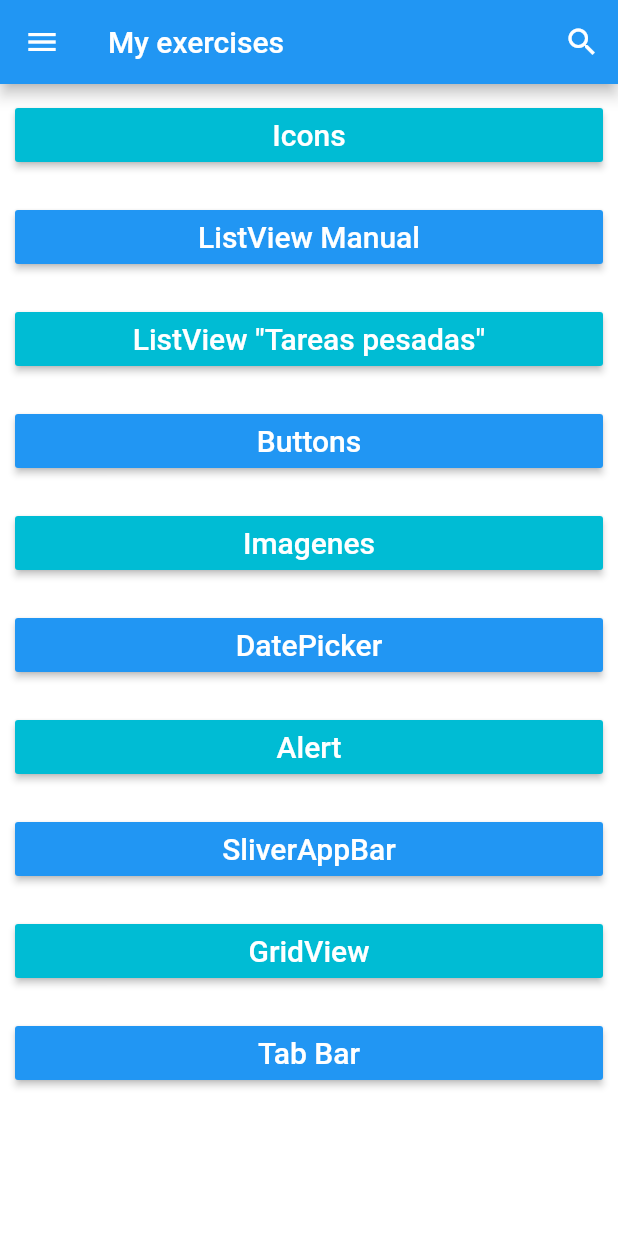
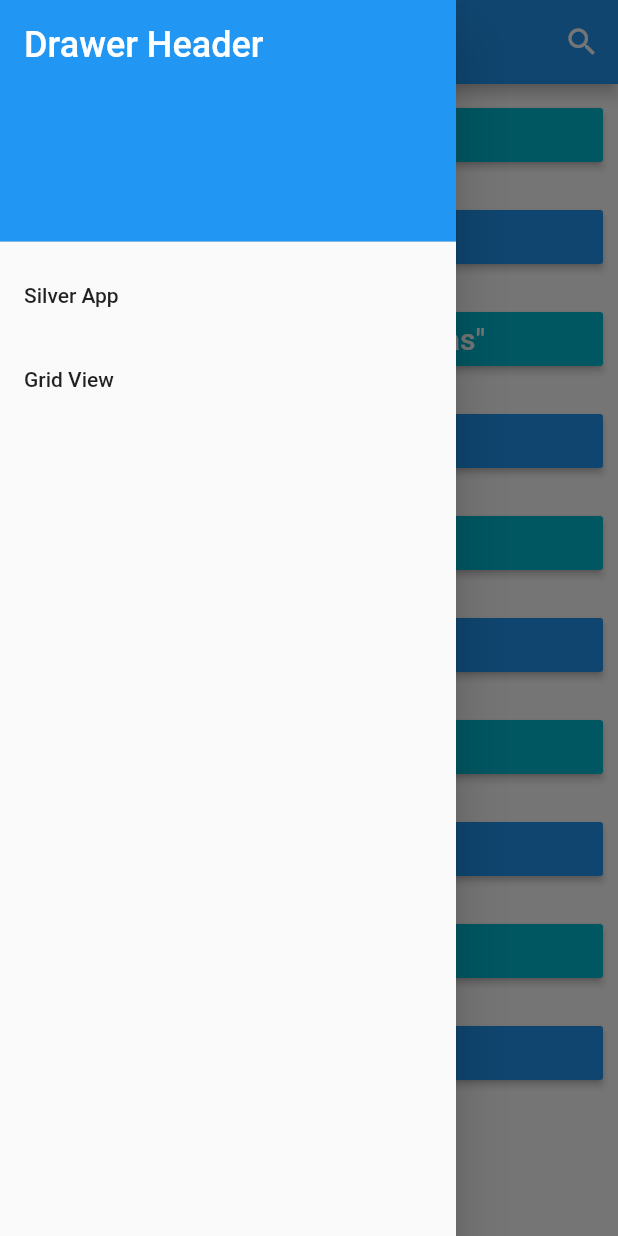
Before and after one commit to antonio-olvera-dev/flutterexercise, a Flutter app: the screen it shows after launch, after a tap on the "menu" icon, on a phone screen of 412 x 824 dp. Run offline on Flutter 3.47's test engine with Material 2 defaults, Android fonts, the phone set to English and light mode, and no system bars.

Commit message:
*Drawer*

```diff
--- a/lib/main.dart
+++ b/lib/main.dart
@@ -31,11 +31,14 @@ void main() {
 }
 
 class MyExercise extends StatelessWidget {
+  const MyExercise();
+
   @override
   Widget build(BuildContext context) {
     return Scaffold(
       appBar: header(),
       body: Body(),
+      drawer: DrawerExample(),
     );
   }
 
@@ -44,10 +47,14 @@ class MyExercise extends StatelessWidget {
       title: Text(
         'My exercises',
       ),
-      leading: IconButton(
-        icon: Icon(Icons.menu),
-        color: Colors.white,
-        onPressed: () {},
+      leading: Builder(
+        builder: (ctx) => IconButton(
+          icon: Icon(Icons.menu),
+          color: Colors.white,
+          onPressed: () {
+            Scaffold.of(ctx).openDrawer();
+          },
+        ),
       ),
       actions: <Widget>[
         IconButton(
@@ -56,6 +63,46 @@ class MyExercise extends StatelessWidget {
           onPressed: () {},
         ),
       ],
+    );
+  }
+}
+
+class DrawerExample extends StatelessWidget {
+  const DrawerExample({
+    Key key,
+  }) : super(key: key);
+
+  @override
+  Widget build(BuildContext context) {
+    return Drawer(
+      child: ListView(
+        children: [
+          DrawerHeader(
+            decoration: BoxDecoration(
+              color: Colors.blue,
+            ),
+            child: Text(
+              'Drawer Header',
+              style: TextStyle(
+                color: Colors.white,
+                fontSize: 24,
+              ),
+            ),
+          ),
+          ListTile(
+            title: Text('Silver App'),
+            onTap: () {
+              Navigator.pushNamed(context, '/sliverAppBar');
+            },
+          ),
+          ListTile(
+            title: Text('Grid View'),
+            onTap: () {
+              Navigator.pushNamed(context, '/gridView');
+            },
+          )
+        ],
+      ),
     );
   }
 }
```
